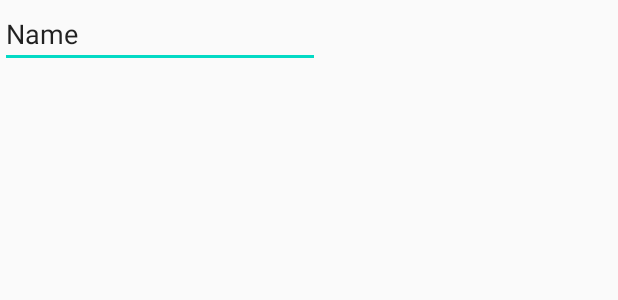
After one commit to arturtres3/Apoio-Psicologico-IHC, an Android app: the layout activity_edit_profile.xml on its own in the app's theme, with its tools: preview values and no code run, on a phone screen of 412 x 824 dp. The commit adds this screen. Shown: the top 300 px of the screen. Run offline under Robolectric (Android 15) with nearby library versions, the phone set to English and light mode, and no system bars.

Commit message:
Pequenas mudanças pontuais e criação da activity de editar perfil

```diff
--- a/Quicktest/app/src/main/AndroidManifest.xml
+++ b/Quicktest/app/src/main/AndroidManifest.xml
@@ -9,7 +9,8 @@
         android:roundIcon="@mipmap/ic_launcher_round"
         android:supportsRtl="true"
         android:theme="@style/AppTheme">
-        <activity android:name=".HelpNowResults"></activity>
+        <activity android:name=".EditProfile"></activity>
+        <activity android:name=".HelpNowResults" />
         <activity android:name=".HelpNowFirstPage" />
         <activity
             android:name=".ui.login.LoginActivity"
--- a/Quicktest/app/src/main/java/com/example/quicktest/MainActivity.java
+++ b/Quicktest/app/src/main/java/com/example/quicktest/MainActivity.java
@@ -25,4 +25,10 @@ public class MainActivity extends AppCompatActivity {
 
         startActivity(helpNow);
     }
+
+    public void startEditProfile(android.view.View view){
+        Intent editProfile = new Intent(this, EditProfile.class);
+
+        startActivity(editProfile);
+    }
 }
--- /dev/null
+++ b/Quicktest/app/src/main/res/layout/activity_edit_profile.xml
@@ -0,0 +1,18 @@
+<?xml version="1.0" encoding="utf-8"?>
+<androidx.constraintlayout.widget.ConstraintLayout xmlns:android="http://schemas.android.com/apk/res/android"
+    xmlns:app="http://schemas.android.com/apk/res-auto"
+    xmlns:tools="http://schemas.android.com/tools"
+    android:layout_width="match_parent"
+    android:layout_height="match_parent"
+    tools:context=".EditProfile">
+
+    <EditText
+        android:id="@+id/editText"
+        android:layout_width="wrap_content"
+        android:layout_height="wrap_content"
+        android:ems="10"
+        android:inputType="textPersonName"
+        android:text="Name"
+        tools:layout_editor_absoluteX="107dp"
+        tools:layout_editor_absoluteY="147dp" />
+</androidx.constraintlayout.widget.ConstraintLayout>
--- a/Quicktest/app/src/main/res/layout/activity_main.xml
+++ b/Quicktest/app/src/main/res/layout/activity_main.xml
@@ -65,7 +65,7 @@
         android:id="@+id/textView6"
         android:layout_width="wrap_content"
         android:layout_height="wrap_content"
-        android:text="(nome app) !"
+        android:text="PSI Help"
         android:textColor="#E65100"
         android:textSize="24sp"
         app:layout_constraintBottom_toBottomOf="@+id/textView5"
@@ -143,6 +143,7 @@
         android:layout_height="68dp"
         android:layout_marginTop="4dp"
         android:background="@drawable/profile"
+        android:onClick="startEditProfile"
         app:layout_constraintBottom_toTopOf="@+id/textView8"
         app:layout_constraintEnd_toEndOf="parent"
         app:layout_constraintStart_toStartOf="parent"
--- a/Quicktest/app/src/main/res/values/strings.xml
+++ b/Quicktest/app/src/main/res/values/strings.xml
@@ -1,5 +1,5 @@
 <resources>
-    <string name="app_name">Quicktest</string>
+    <string name="app_name">PSI Help</string>
     <string name="title_activity_login">Login</string>
     <string name="prompt_email">Email</string>
     <string name="prompt_password">Password</string>
```
Also changed, not shown: Quicktest/app/src/main/java/com/example/quicktest/EditProfile.java (added, +14 -0 lines).
